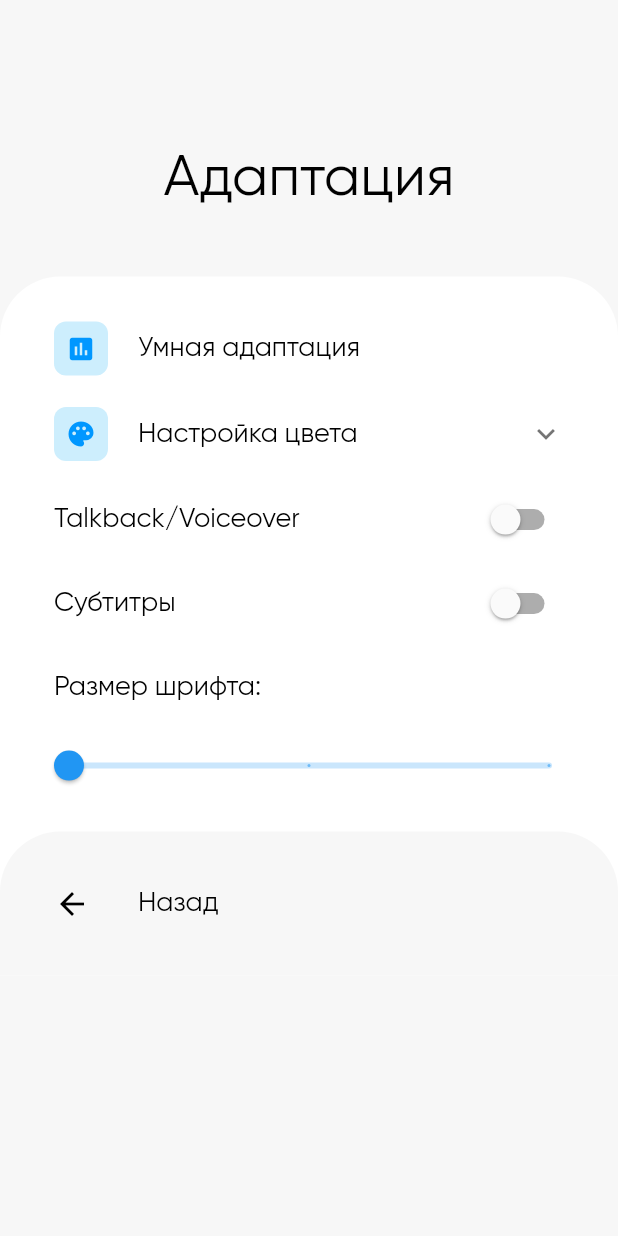
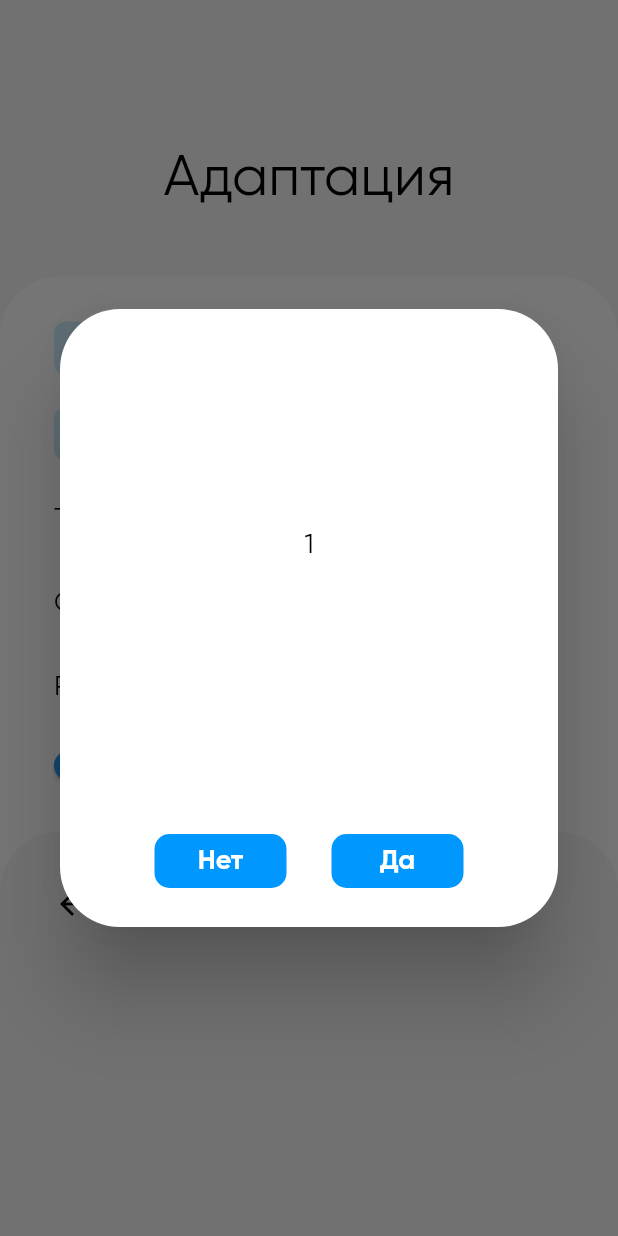
Before and after one commit to maripbekoff/Umit-app, a Flutter app: the AdaptationPage screen opened directly, after a tap on "Умная адаптация", on a phone screen of 412 x 824 dp. Run offline on Flutter 3.47's test engine with Material 2 defaults, Android fonts, the phone set to English and light mode, and no system bars; our stand-ins replace bloc, cloud_firestore, equatable, firebase_auth, flutter_bloc, flutter_html and 2 more; accounts and stored records are empty.

Commit message:
smart_adaptation

```diff
--- /dev/null
+++ b/lib/ui/pages/navigation/settings_page/insets/adaptation_page/insets/smart_adaptation.dart
@@ -0,0 +1,83 @@
+import 'package:flutter/material.dart';
+import 'package:umit/src/global/text_style.dart';
+
+Widget buildSmartAdaptationDialog(BuildContext context) {
+  var _questionsArray = [
+    ["1", null],
+    ["2", null],
+    ["3", null],
+    ["4", null],
+    ["5", null],
+  ];
+  PageController _pageController = PageController();
+
+  return Dialog(
+    backgroundColor: Colors.white,
+    shape: RoundedRectangleBorder(
+      borderRadius: BorderRadius.circular(40),
+    ),
+    child: Container(
+      padding: EdgeInsets.all(20),
+      height: MediaQuery.of(context).size.height / 2,
+      child: Column(
+        crossAxisAlignment: CrossAxisAlignment.center,
+        mainAxisAlignment: MainAxisAlignment.spaceBetween,
+        children: <Widget>[
+          Container(
+            height: MediaQuery.of(context).size.height / 3,
+            child: PageView.builder(
+              itemCount: _questionsArray.length,
+              physics: new NeverScrollableScrollPhysics(),
+              controller: _pageController,
+              itemBuilder: (BuildContext context, int index) {
+                return Center(
+                  child: Text(
+                    _questionsArray[index][0],
+                    style: defaultRegularTextStyle,
+                  ),
+                );
+              },
+            ),
+          ),
+          Row(
+            crossAxisAlignment: CrossAxisAlignment.center,
+            mainAxisAlignment: MainAxisAlignment.center,
+            children: <Widget>[
+              FlatButton(
+                onPressed: () {},
+                color: Theme.of(context).accentColor,
+                shape: RoundedRectangleBorder(
+                  borderRadius: BorderRadius.circular(10),
+                ),
+                child: Text(
+                  "Нет",
+                  style: TextStyle(
+                    fontSize: 18,
+                    color: Colors.white,
+                    fontWeight: FontWeight.bold,
+                  ),
+                ),
+              ),
+              SizedBox(width: 30),
+              FlatButton(
+                onPressed: () {},
+                color: Theme.of(context).accentColor,
+                shape: RoundedRectangleBorder(
+                  borderRadius: BorderRadius.circular(10),
+                ),
+                child: Text(
+                  "Да",
+                  style: TextStyle(
+                    fontSize: 18,
+                    color: Colors.white,
+                    fontWeight: FontWeight.bold,
+                  ),
+                ),
+              ),
+            ],
+          ),
+        ],
+      ),
+    ),
+  );
+}
--- a/lib/ui/pages/navigation/settings_page/insets/adaptation_page/tiles.dart
+++ b/lib/ui/pages/navigation/settings_page/insets/adaptation_page/tiles.dart
@@ -2,11 +2,19 @@ import 'package:flutter/cupertino.dart';
 import 'package:flutter/gestures.dart';
 import 'package:flutter/material.dart';
 import 'package:umit/src/global/text_style.dart';
+import 'package:umit/ui/pages/navigation/settings_page/insets/adaptation_page/insets/smart_adaptation.dart';
 
 Widget buildSmartAdaptationTile(BuildContext context) {
   return FlatButton(
     padding: EdgeInsets.zero,
-    onPressed: () {},
+    onPressed: () {
+      showDialog(
+        context: context,
+        builder: (BuildContext context) {
+          return buildSmartAdaptationDialog(context);
+        },
+      );
+    },
     shape: RoundedRectangleBorder(
       borderRadius: BorderRadius.circular(20),
     ),
```
